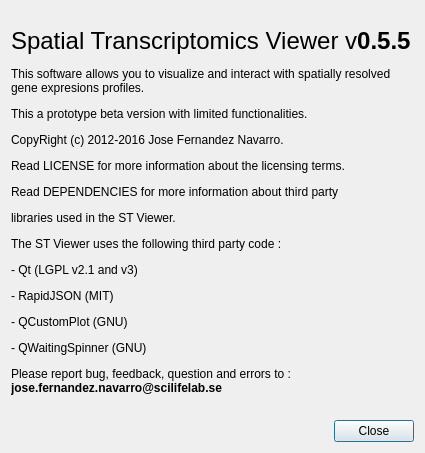
First picture: the form in assets/ui/aboutdialog.ui, repository jfnavarro/st_viewer, before the edit.
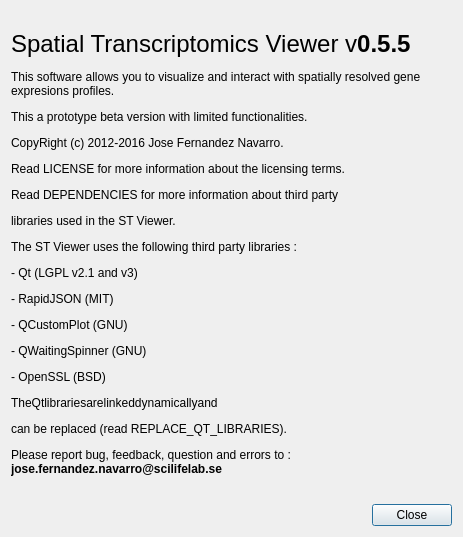
Second picture: the form after the edit.

```diff
--- a/assets/ui/aboutdialog.ui
+++ b/assets/ui/aboutdialog.ui
@@ -9,8 +9,8 @@
    <rect>
     <x>0</x>
     <y>0</y>
-    <width>425</width>
-    <height>453</height>
+    <width>463</width>
+    <height>537</height>
    </rect>
   </property>
   <property name="sizePolicy">
@@ -43,7 +43,7 @@
         <bool>true</bool>
        </property>
        <property name="text">
-        <string>&lt;html&gt;&lt;head/&gt;&lt;body&gt;&lt;p&gt;&lt;span style=&quot; font-size:18pt;&quot;&gt;Spatial Transcriptomics Viewer v&lt;/span&gt;&lt;span style=&quot; font-size:18pt; font-weight:600;&quot;&gt;0.5.5&lt;/span&gt;&lt;/p&gt;&lt;p&gt;This software allows you to visualize and interact with spatially resolved gene expresions profiles.&lt;/p&gt;&lt;p&gt;This a prototype beta version with limited functionalities.&lt;/p&gt;&lt;p&gt;CopyRight (c) 2012-2016 Jose Fernandez Navarro.&lt;/p&gt;&lt;p&gt;Read LICENSE for more information about the licensing terms.&lt;/p&gt;&lt;p&gt;Read DEPENDENCIES for more information about third party&lt;/p&gt;&lt;p&gt;libraries used in the ST Viewer. &lt;/p&gt;&lt;p&gt;The ST Viewer uses the following third party code :&lt;/p&gt;&lt;p&gt;- Qt (LGPL v2.1 and v3)&lt;/p&gt;&lt;p&gt;- RapidJSON (MIT)&lt;/p&gt;&lt;p&gt;- QCustomPlot (GNU)&lt;/p&gt;&lt;p&gt;- QWaitingSpinner (GNU)&lt;/p&gt;&lt;p&gt;Please report bug, feedback, question and errors to : &lt;span style=&quot; font-weight:600;&quot;&gt;jose.fernandez.navarro@scilifelab.se&lt;/span&gt;&lt;/p&gt;&lt;/body&gt;&lt;/html&gt;</string>
+        <string>&lt;html&gt;&lt;head/&gt;&lt;body&gt;&lt;p&gt;&lt;span style=&quot; font-size:18pt;&quot;&gt;Spatial Transcriptomics Viewer v&lt;/span&gt;&lt;span style=&quot; font-size:18pt; font-weight:600;&quot;&gt;0.5.5&lt;/span&gt;&lt;/p&gt;&lt;p&gt;This software allows you to visualize and interact with spatially resolved gene expresions profiles.&lt;/p&gt;&lt;p&gt;This a prototype beta version with limited functionalities.&lt;/p&gt;&lt;p&gt;CopyRight (c) 2012-2016 Jose Fernandez Navarro.&lt;/p&gt;&lt;p&gt;Read LICENSE for more information about the licensing terms.&lt;/p&gt;&lt;p&gt;Read DEPENDENCIES for more information about third party&lt;/p&gt;&lt;p&gt;libraries used in the ST Viewer. &lt;/p&gt;&lt;p&gt;The ST Viewer uses the following third party libraries :&lt;/p&gt;&lt;p&gt;- Qt (LGPL v2.1 and v3)&lt;/p&gt;&lt;p&gt;- RapidJSON (MIT)&lt;/p&gt;&lt;p&gt;- QCustomPlot (GNU)&lt;/p&gt;&lt;p&gt;- QWaitingSpinner (GNU)&lt;/p&gt;&lt;p&gt;- OpenSSL (BSD)&lt;/p&gt;&lt;p&gt;The&lt;span style=&quot; color:#c0c0c0;&quot;/&gt;Qt&lt;span style=&quot; color:#c0c0c0;&quot;/&gt;libraries&lt;span style=&quot; color:#c0c0c0;&quot;/&gt;are&lt;span style=&quot; color:#c0c0c0;&quot;/&gt;linked&lt;span style=&quot; color:#c0c0c0;&quot;/&gt;dynamically&lt;span style=&quot; color:#c0c0c0;&quot;/&gt;and&lt;/p&gt;&lt;p&gt;can be replaced (read REPLACE_QT_LIBRARIES).&lt;/p&gt;&lt;p&gt;Please report bug, feedback, question and errors to : &lt;span style=&quot; font-weight:600;&quot;&gt;jose.fernandez.navarro@scilifelab.se&lt;/span&gt;&lt;/p&gt;&lt;/body&gt;&lt;/html&gt;</string>
        </property>
        <property name="textFormat">
         <enum>Qt::AutoText</enum>
```
